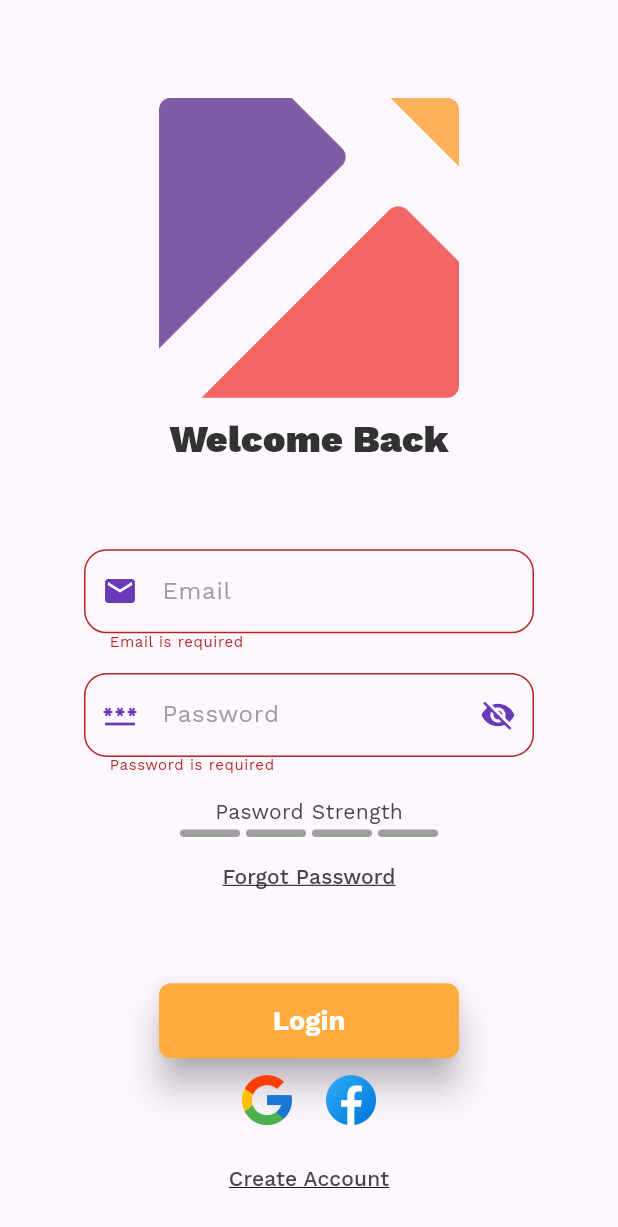
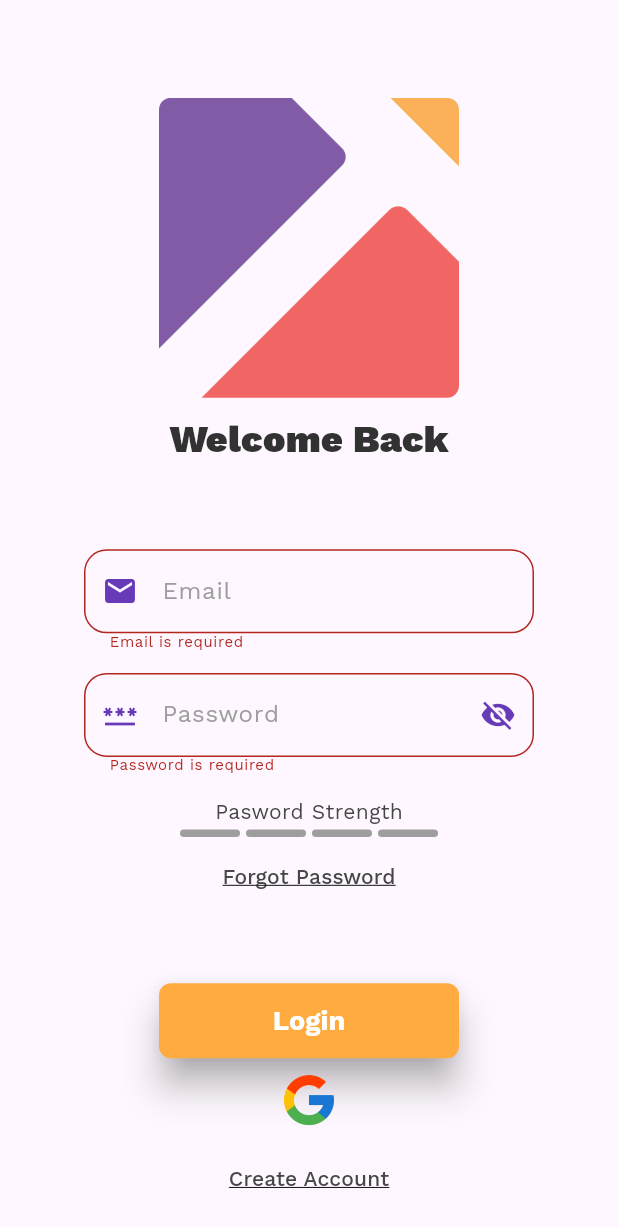
Before and after one commit to SadraMoghadam/TripTales, a Flutter app: the LoginPage screen opened by its route, after a tap on "Login", on a phone screen of 412 x 824 dp. Shown: the top 1227 px of the screen. Run offline on Flutter 3.47's test engine with Material 3 defaults, Android fonts, the phone set to English and light mode, and no system bars; our stand-ins replace cloud_firestore, dropdown_button2, firebase_auth, firebase_core, firebase_storage, flutter_colorpicker and 8 more; missing offline and left inert: flutter_facebook_auth, matrix_gesture_detector; accounts and stored records are empty.

Commit message:
Facebook login removed from project

```diff
--- a/lib/src/pages/Login.dart
+++ b/lib/src/pages/Login.dart
@@ -46,9 +46,9 @@ class _LoginPageState extends State<LoginPage> {
     else if(loginMethod == 2){
       result = await authController.signInWithGoogle();
     }
-    else if(loginMethod == 3){
-      result = await authController.signInWithFacebook();
-    }
+    // else if(loginMethod == 3){
+    //   result = await authController.signInWithFacebook();
+    // }
     if(result == 200) {
       Navigator.pushReplacementNamed(context, '/customMenu');
       _formKey.currentState?.save();
@@ -247,14 +247,14 @@ class _LoginPageState extends State<LoginPage> {
           ),
           onPressed: () => _submit(2),
         ),
-        IconButton(
-          icon: Image.asset(
-            'assets/images/fb_icon.png', // Replace with the path to your image
-            height: 40,
-            width: 40,
-          ),
-          onPressed: () => _submit(3),
-        ),
+        // IconButton(
+        //   icon: Image.asset(
+        //     'assets/images/fb_icon.png', // Replace with the path to your image
+        //     height: 40,
+        //     width: 40,
+        //   ),
+        //   onPressed: () => _submit(3),
+        // ),
         // SignInButton(
         //   Buttons.Facebook,
         //   onPressed: () => _submit(2),
```
Also changed, not shown: 2 other files.
